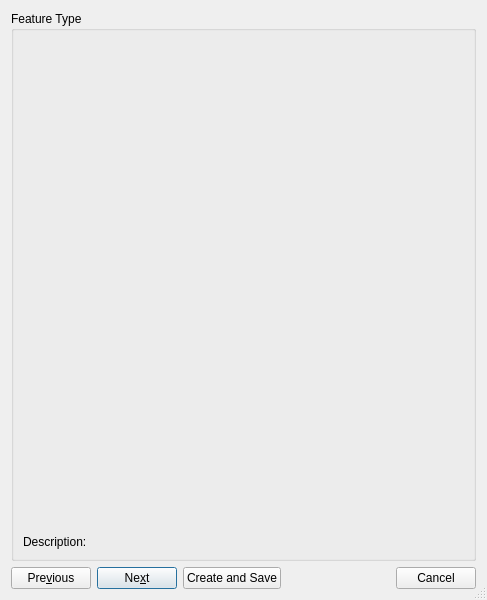
Qt form src/qt-widgets/CreateFeatureDialogUi.ui (GPlates/GPlates) before a commit.
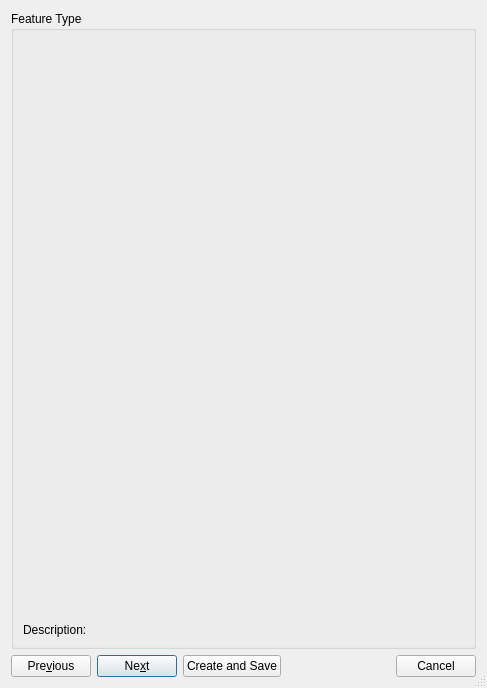
The same form after that commit. Icons and pictures are not drawn.

Commit message: (trunk) Added comments for the feature types in the "gpgml.xml" file. Copied them over from the GPGIM website.

```diff
--- a/src/qt-widgets/CreateFeatureDialogUi.ui
+++ b/src/qt-widgets/CreateFeatureDialogUi.ui
@@ -7,7 +7,7 @@
     <x>0</x>
     <y>0</y>
     <width>487</width>
-    <height>600</height>
+    <height>688</height>
    </rect>
   </property>
   <property name="windowTitle">
```
Left out of the diff: 2 changed lines with no effect on the pictures. The commit also changes 1 other file.
